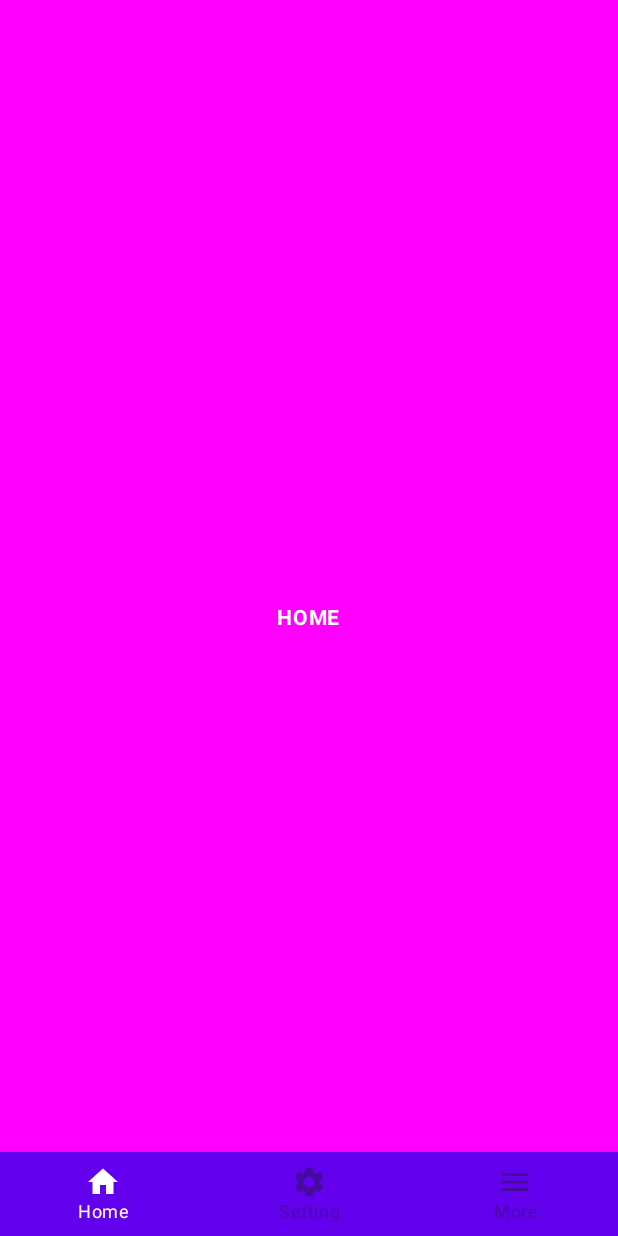
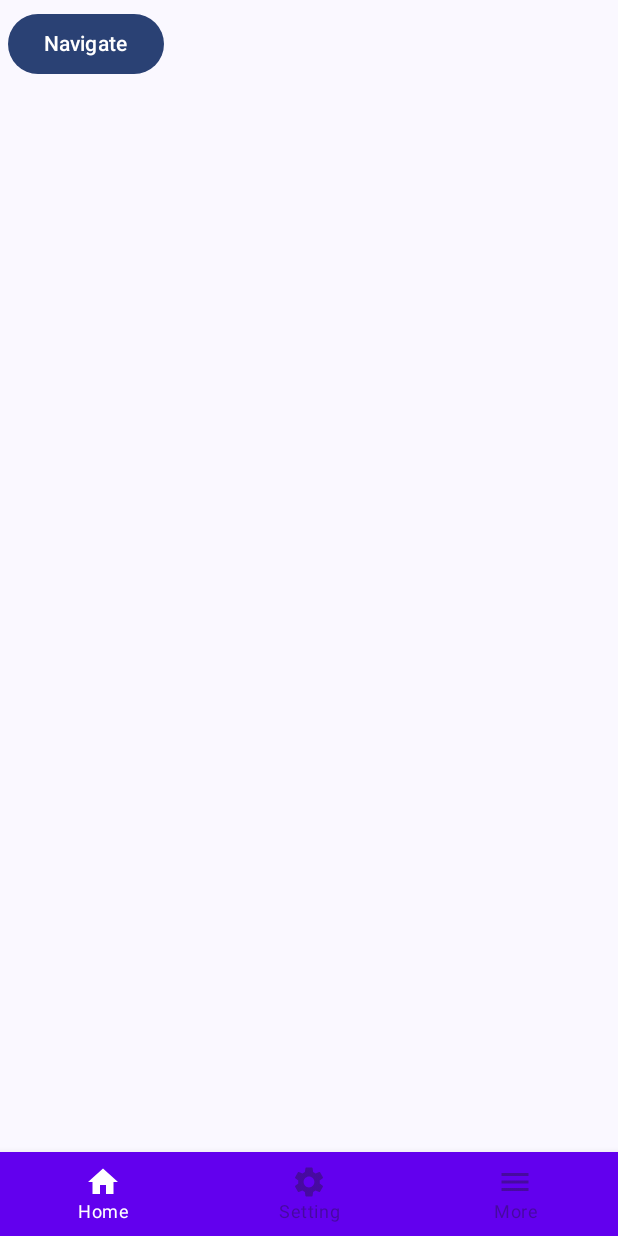
Before and after one commit to Fahamin/JC_BotomNavigationBar, an Android app built with Jetpack Compose: the screen it shows after launch (MainActivity), on a phone screen of 412 x 824 dp. Run offline under Robolectric (Android 15) with nearby library versions, the phone set to English and light mode, and no system bars.

Commit message:
RouteManage

```diff
--- a/app/src/main/java/com/fahamin/jc_botomnavbar/BottomBarScreen.kt
+++ b/app/src/main/java/com/fahamin/jc_botomnavbar/BottomBarScreen.kt
@@ -5,6 +5,7 @@ import androidx.compose.material.icons.filled.Home
 import androidx.compose.material.icons.filled.Menu
 import androidx.compose.material.icons.filled.Settings
 import androidx.compose.ui.graphics.vector.ImageVector
+import com.fahamin.jc_botomnavbar.route.RouteManage
 
 sealed class BottomBarScreen(
     var route: String,
@@ -12,19 +13,19 @@ sealed class BottomBarScreen(
     var icon: ImageVector
 ) {
     object Home : BottomBarScreen(
-        route = "Home",
+        route = RouteManage.home,
         title = "Home",
         icon = Icons.Default.Home
     )
 
     object Setting : BottomBarScreen(
-        route = "Setting",
+        route = RouteManage.setting,
         title = "Setting",
         icon = Icons.Default.Settings
     )
 
     object More : BottomBarScreen(
-        route = "More",
+        route = RouteManage.more,
         title = "More",
         icon = Icons.Default.Menu
     )
--- a/app/src/main/java/com/fahamin/jc_botomnavbar/BottomNavGraph.kt
+++ /dev/null
@@ -1,28 +0,0 @@
-package com.fahamin.jc_botomnavbar
-
-import androidx.compose.runtime.Composable
-import androidx.navigation.NavHostController
-import androidx.navigation.compose.NavHost
-import androidx.navigation.compose.composable
-import com.fahamin.jc_botomnavbar.screen.HomePage
-import com.fahamin.jc_botomnavbar.screen.MorePage
-import com.fahamin.jc_botomnavbar.screen.SettingPage
-
-@Composable
-fun BottomNavGraph(navController: NavHostController) {
-    NavHost(navController = navController, startDestination = BottomBarScreen.Home.route)
-    {
-        composable(route = BottomBarScreen.Home.route)
-        {
-            HomePage()
-        }
-        composable(route = BottomBarScreen.Setting.route)
-        {
-            SettingPage()
-        }
-        composable(route = BottomBarScreen.More.route)
-        {
-            MorePage()
-        }
-    }
-}
--- a/app/src/main/java/com/fahamin/jc_botomnavbar/MainScreen.kt
+++ b/app/src/main/java/com/fahamin/jc_botomnavbar/MainScreen.kt
@@ -15,7 +15,7 @@ import androidx.navigation.compose.currentBackStackEntryAsState
 import androidx.navigation.compose.rememberNavController
 import androidx.compose.material.*
 import com.fahamin.jc_botomnavbar.BottomBarScreen
-import com.fahamin.jc_botomnavbar.BottomNavGraph
+import com.fahamin.jc_botomnavbar.NavigationScreen
 
 @SuppressLint("UnusedMaterial3ScaffoldPaddingParameter")
 @OptIn(ExperimentalMaterial3Api::class)
@@ -25,7 +25,7 @@ fun MainScreen() {
     Scaffold(
         bottomBar = { BottomBar(navController = navController) }
     ) {
-        BottomNavGraph(navController = navController)
+        NavigationScreen(navController = navController)
     }
 }
 
--- /dev/null
+++ b/app/src/main/java/com/fahamin/jc_botomnavbar/NavigationScreen.kt
@@ -0,0 +1,34 @@
+package com.fahamin.jc_botomnavbar
+
+import androidx.compose.runtime.Composable
+import androidx.navigation.NavHostController
+import androidx.navigation.compose.NavHost
+import androidx.navigation.compose.composable
+import com.fahamin.jc_botomnavbar.route.RouteManage
+import com.fahamin.jc_botomnavbar.screen.HomePage
+import com.fahamin.jc_botomnavbar.screen.MorePage
+import com.fahamin.jc_botomnavbar.screen.SettingPage
+import com.fahamin.jc_botomnavbar.screen.Test
+
+@Composable
+fun NavigationScreen(navController: NavHostController) {
+    NavHost(navController = navController, startDestination = RouteManage.home)
+    {
+        composable(route = RouteManage.home)
+        {
+            HomePage(navController)
+        }
+        composable(route = RouteManage.setting)
+        {
+            SettingPage()
+        }
+        composable(route = RouteManage.more)
+        {
+            MorePage(navController)
+        }
+        composable(route = RouteManage.testing)
+        {
+            Test()
+        }
+    }
+}
--- /dev/null
+++ b/app/src/main/java/com/fahamin/jc_botomnavbar/route/RouteManage.kt
@@ -0,0 +1,9 @@
+package com.fahamin.jc_botomnavbar.route
+
+object  RouteManage {
+    var home = "Home"
+    var more = "more"
+    var setting = "setting"
+    var testing = "testing"
+
+}
--- a/app/src/main/java/com/fahamin/jc_botomnavbar/screen/Home.kt
+++ b/app/src/main/java/com/fahamin/jc_botomnavbar/screen/Home.kt
@@ -1,9 +1,16 @@
 package com.fahamin.jc_botomnavbar.screen
 
+import android.annotation.SuppressLint
 import androidx.compose.foundation.background
+import androidx.compose.foundation.layout.Arrangement
 import androidx.compose.foundation.layout.Box
+import androidx.compose.foundation.layout.Column
 import androidx.compose.foundation.layout.fillMaxSize
+import androidx.compose.foundation.layout.padding
+import androidx.compose.material3.Button
+import androidx.compose.material3.ExperimentalMaterial3Api
 import androidx.compose.material3.MaterialTheme
+import androidx.compose.material3.Scaffold
 import androidx.compose.material3.Text
 import androidx.compose.runtime.Composable
 import androidx.compose.ui.Alignment
@@ -11,26 +18,36 @@ import androidx.compose.ui.Modifier
 import androidx.compose.ui.graphics.Color
 import androidx.compose.ui.text.font.FontWeight
 import androidx.compose.ui.tooling.preview.Preview
+import androidx.compose.ui.unit.dp
+import androidx.navigation.NavController
+import com.fahamin.jc_botomnavbar.route.RouteManage
 
+@SuppressLint("UnusedMaterial3ScaffoldPaddingParameter")
+@OptIn(ExperimentalMaterial3Api::class)
 @Composable
-fun HomePage() {
-    Box(
-        modifier = Modifier
-            .fillMaxSize()
-            .background(Color.Magenta),
-        contentAlignment = Alignment.Center
-    ) {
-        Text(
-            text = "HOME",
-            fontSize = MaterialTheme.typography.titleSmall.fontSize,
-            fontWeight = FontWeight.Bold,
-            color = Color.White
-        )
+fun HomePage(navController: NavController) {
+    Scaffold() {
+        Column(
+            Modifier.padding(5.dp),
+            horizontalAlignment = Alignment.CenterHorizontally,
+            verticalArrangement = Arrangement.Center
+        ) {
+            Button(onClick = {
+                navController.navigate(route = RouteManage.setting) {
+                    launchSingleTop
+                    popUpTo(route = "Home") { inclusive = true }
+                }
+            }) {
+                Text(text = "Navigate")
+            }
+        }
     }
 }
 
 @Composable
 @Preview
-fun HomeScreenPreview() {
-    HomePage()
+fun HomeScreenPreview(
+    navController: NavController
+) {
+    HomePage(navController)
 }
```
Also changed, not shown: app/src/main/java/com/fahamin/jc_botomnavbar/screen/More.kt (+26 -3 lines), app/src/main/java/com/fahamin/jc_botomnavbar/screen/testing.kt (added, +30 -0 lines).
